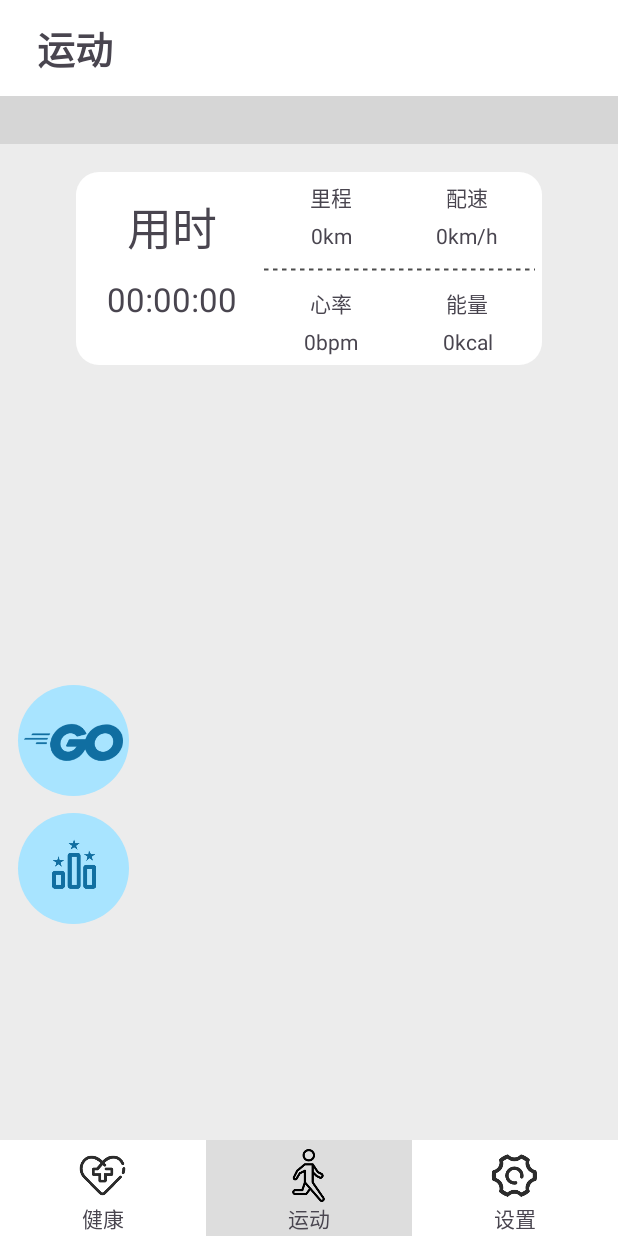
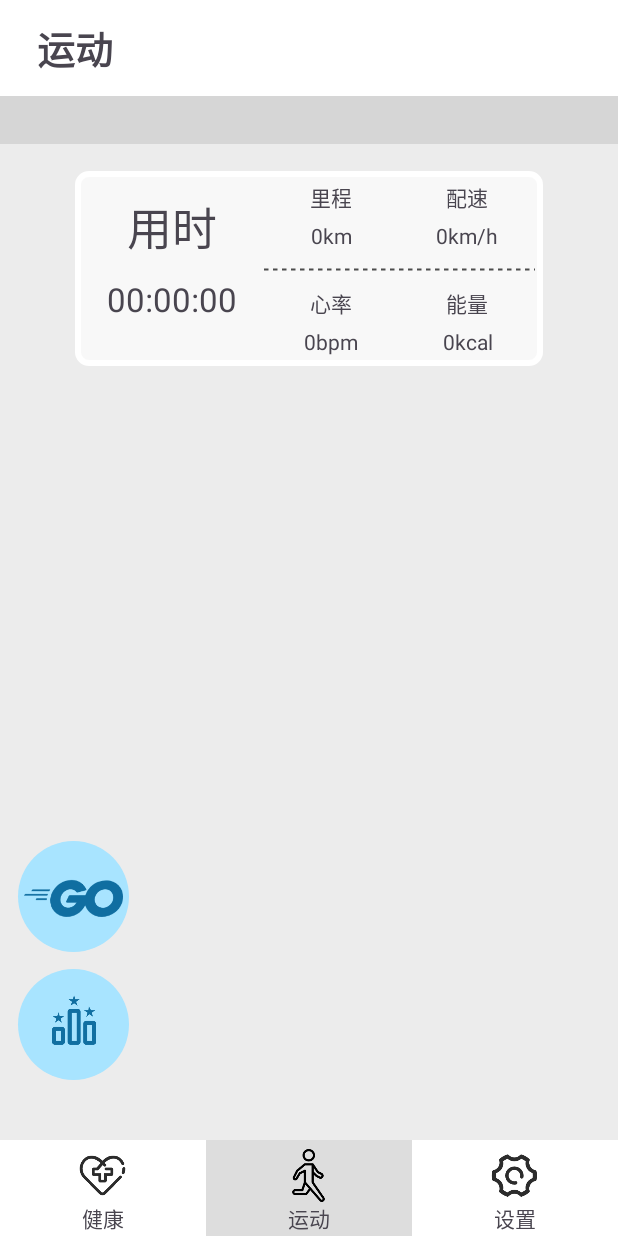
Before and after one commit to Tniopxist/YueDong, an Android app: the ExerciseActivity screen opened directly, with no data from a screen before it, on a phone screen of 412 x 824 dp. Run offline under Robolectric (Android 15) with nearby library versions, the phone set to English and light mode, and no system bars; libraries missing offline, so code that uses them is left out: com.amap.api; plain views replace MapView; 18 statements that could not run were skipped; grey boxes are pictures that could not be loaded.

Commit message:
feat:UI Last Commit

```diff
--- a/app/src/main/res/drawable/radius_shape.xml
+++ b/app/src/main/res/drawable/radius_shape.xml
@@ -20,7 +20,7 @@
     <!-- 设置圆角矩形
          radius:圆角弧度，核心代码
     -->
-    <corners android:radius="15dp" />
+    <corners android:radius="7dp" />
 
     <!-- 设置描边效果
          width:描边宽度
@@ -33,7 +33,14 @@
     <!-- 设置填充效果
          color:填充颜色
      -->
-    <solid android:color="#FFFFFF" />
+    <solid android:color="#AAFFFFFF"/>
+
+    <!-- 设置描边效果 -->
+    <stroke
+        android:width="6px"
+        android:color="#FFFFFF" /> <!-- 设置描边颜色为白色 -->
+
+
 
 
 
--- a/app/src/main/res/layout/activity_exercise.xml
+++ b/app/src/main/res/layout/activity_exercise.xml
@@ -209,9 +209,8 @@
 
             <LinearLayout
                 android:layout_width="98dp"
-                android:layout_height="240dp"
+                android:layout_height="200dp"
                 android:layout_alignParentBottom="true"
-                android:layout_marginBottom="64dp"
 
                 android:elevation="1dp"
                 android:orientation="vertical">
@@ -264,7 +263,7 @@
                 android:layout_alignParentBottom="true"
                 android:layout_gravity="end"
                 android:layout_marginRight="10dp"
-                android:layout_marginBottom="225dp"
+                android:layout_marginBottom="120dp"
                 android:background="@drawable/circle_shape"
                 android:gravity="bottom|right"
                 android:orientation="horizontal"
@@ -275,7 +274,8 @@
                     android:layout_width="wrap_content"
                     android:layout_height="wrap_content"
                     android:layout_weight="1"
-                    app:srcCompat="@drawable/end" />
+                    app:srcCompat="@drawable/end"
+                    android:padding="10dp"/>
             </LinearLayout>
 
 
--- a/app/src/main/res/layout/activity_health_condition.xml
+++ b/app/src/main/res/layout/activity_health_condition.xml
@@ -78,7 +78,8 @@
         <LinearLayout
             android:layout_width="match_parent"
             android:layout_height="150dp"
-            android:orientation="vertical">
+            android:orientation="vertical"
+            android:layout_marginTop="20dp">
 
             <TextView
                 android:id="@+id/heightView"
@@ -104,7 +105,8 @@
         <LinearLayout
             android:layout_width="match_parent"
             android:layout_height="87dp"
-            android:orientation="horizontal">
+            android:orientation="horizontal"
+            android:layout_marginTop="20dp">
 
             <Button
                 android:id="@+id/input"
--- a/app/src/main/res/layout/activity_heart_beat.xml
+++ b/app/src/main/res/layout/activity_heart_beat.xml
@@ -72,12 +72,14 @@
             android:id="@+id/chart"
             android:layout_width="match_parent"
             android:layout_height="200dp"
-            android:layout_gravity="center" />
+            android:layout_gravity="center"
+            android:layout_marginTop="20dp"/>
 
         <LinearLayout
             android:layout_width="match_parent"
             android:layout_height="131dp"
-            android:orientation="horizontal">
+            android:orientation="horizontal"
+            android:layout_marginTop="20dp">
 
             <Button
                 android:id="@+id/input"
```
Also changed, not shown: app/src/main/res/layout/activity_blood_pressure.xml (+5 -2 lines), app/src/main/res/layout/activity_healthy.xml (+46 -31 lines), app/src/main/res/drawable-xhdpi/home.png, app/src/main/res/drawable-xhdpi/home1.png (added).
